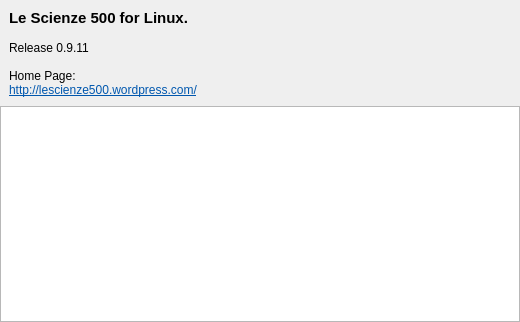
Above: about.ui from simon-r/LeScienze500 before the change. Below: the same form after it.
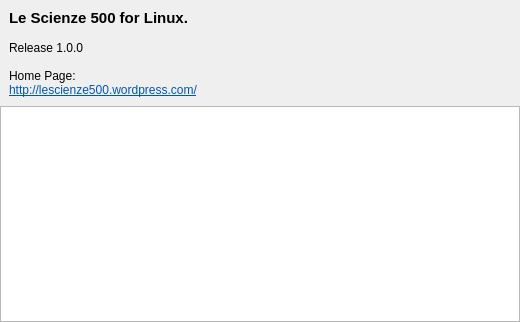
That is the form after the change. Icons and pictures are not drawn.

Commit message: dom 24 ott 2010, 21.51.15, CEST

Diff of the .ui file:
```diff
--- a/about.ui
+++ b/about.ui
@@ -81,7 +81,7 @@
 &lt;/style&gt;&lt;/head&gt;&lt;body style=&quot; font-family:'Sans Serif'; font-size:9pt; font-weight:400; font-style:normal;&quot;&gt;
 &lt;p style=&quot; margin-top:0px; margin-bottom:0px; margin-left:0px; margin-right:0px; -qt-block-indent:0; text-indent:0px;&quot;&gt;&lt;span style=&quot; font-size:11pt; font-weight:600;&quot;&gt;Le Scienze 500 for Linux.&lt;/span&gt;&lt;/p&gt;
 &lt;p style=&quot;-qt-paragraph-type:empty; margin-top:0px; margin-bottom:0px; margin-left:0px; margin-right:0px; -qt-block-indent:0; text-indent:0px;&quot;&gt;&lt;/p&gt;
-&lt;p style=&quot; margin-top:0px; margin-bottom:0px; margin-left:0px; margin-right:0px; -qt-block-indent:0; text-indent:0px;&quot;&gt;Release 0.9.11&lt;/p&gt;
+&lt;p style=&quot; margin-top:0px; margin-bottom:0px; margin-left:0px; margin-right:0px; -qt-block-indent:0; text-indent:0px;&quot;&gt;Release 1.0.0&lt;/p&gt;
 &lt;p style=&quot;-qt-paragraph-type:empty; margin-top:0px; margin-bottom:0px; margin-left:0px; margin-right:0px; -qt-block-indent:0; text-indent:0px;&quot;&gt;&lt;/p&gt;
 &lt;p style=&quot; margin-top:0px; margin-bottom:0px; margin-left:0px; margin-right:0px; -qt-block-indent:0; text-indent:0px;&quot;&gt;Home Page:&lt;/p&gt;
 &lt;p style=&quot; margin-top:0px; margin-bottom:0px; margin-left:0px; margin-right:0px; -qt-block-indent:0; text-indent:0px;&quot;&gt;&lt;a href=&quot;http://lescienze500.wordpress.com/&quot;&gt;&lt;span style=&quot; text-decoration: underline; color:#0057ae;&quot;&gt;http://lescienze500.wordpress.com/&lt;/span&gt;&lt;/a&gt;&lt;/p&gt;&lt;/body&gt;&lt;/html&gt;</string>
```
